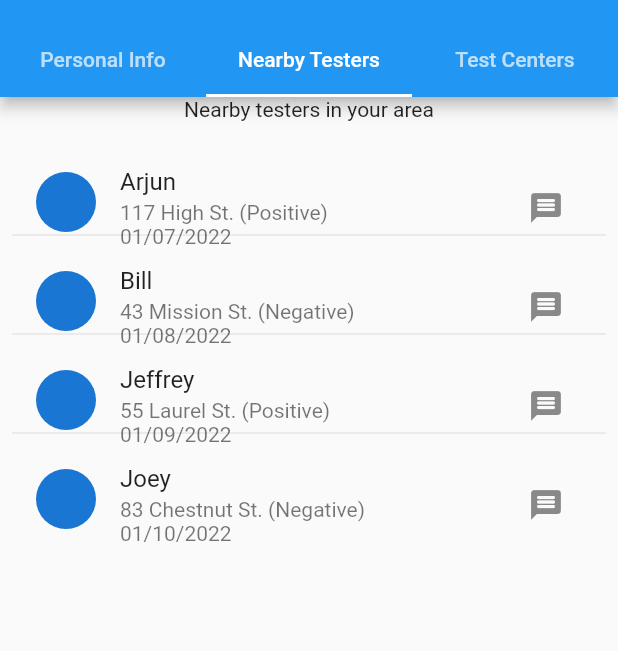
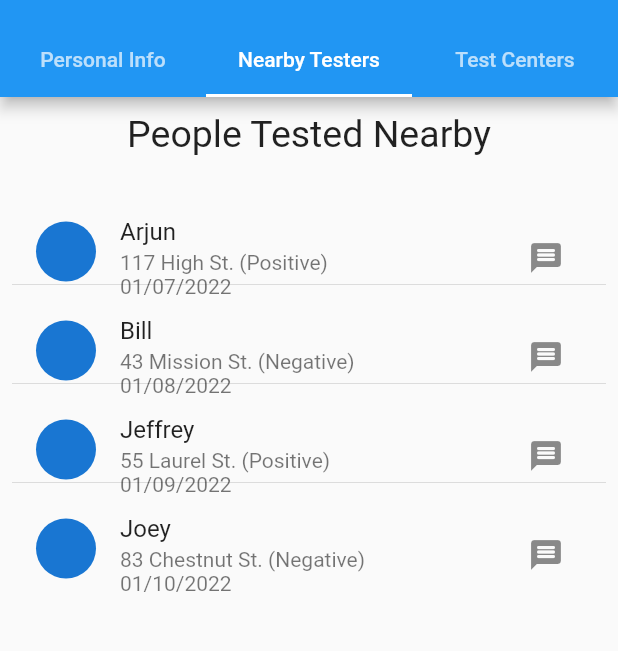
Before and after one commit to Arjun-Mishra-312/covinet, a Flutter app: the Home screen opened directly, on a phone screen of 412 x 824 dp, the part 59-710 px from its top. Run offline on Flutter 3.47's test engine with Material 2 defaults, Android fonts, the phone set to English and light mode, and no system bars; our stand-ins replace cloud_firestore, firebase_auth, firebase_core; missing offline and left inert: dart:html, google_maps; accounts and stored records are empty.

Commit message:
Added Nearby Testing Locations and changed fonts

```diff
--- a/lib/Screens/HomePage/Home.dart
+++ b/lib/Screens/HomePage/Home.dart
@@ -1,5 +1,6 @@
 import 'dart:io';
 
+import 'package:covinet/Screens/HomePage/Tabs/GetTestingLocations.dart';
 import 'package:covinet/Screens/HomePage/Tabs/NearbyTesters.dart';
 import 'package:flutter/material.dart';
 import 'Tabs/AddTest.dart';
@@ -39,7 +40,7 @@ class Home extends StatelessWidget {
               child: NearbyTesters(),
             ),
             Center(
-              child: Text("Test Centers"),
+              child: GetTestingLocations(),
             ),
           ],
         ),
--- a/lib/Screens/HomePage/Tabs/NearbyTesters.dart
+++ b/lib/Screens/HomePage/Tabs/NearbyTesters.dart
@@ -10,7 +10,13 @@ class NearbyTesters extends StatelessWidget {
     // Column is a vertical, linear layout.
     return Column(
       children: <Widget>[
-        Text('Nearby testers in your area'),
+        Padding(
+            padding: EdgeInsets.all(10.0),
+            child: const Text(
+              "People Tested Nearby",
+              style: TextStyle(fontSize: 25),
+              textAlign: TextAlign.left,
+            )),
         SizedBox(height: 10),
         Expanded(
           child: SizedBox(
```
Also changed, not shown: lib/Screens/HomePage/Tabs/GetTestingLocations.dart (added, +71 -0 lines).
